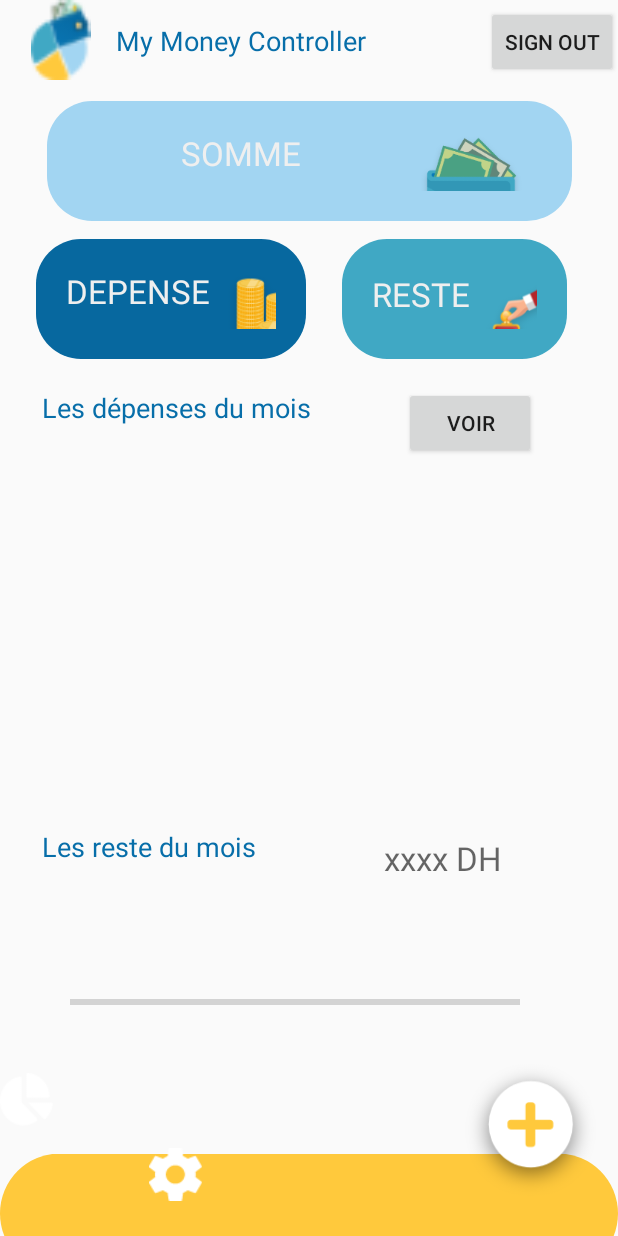
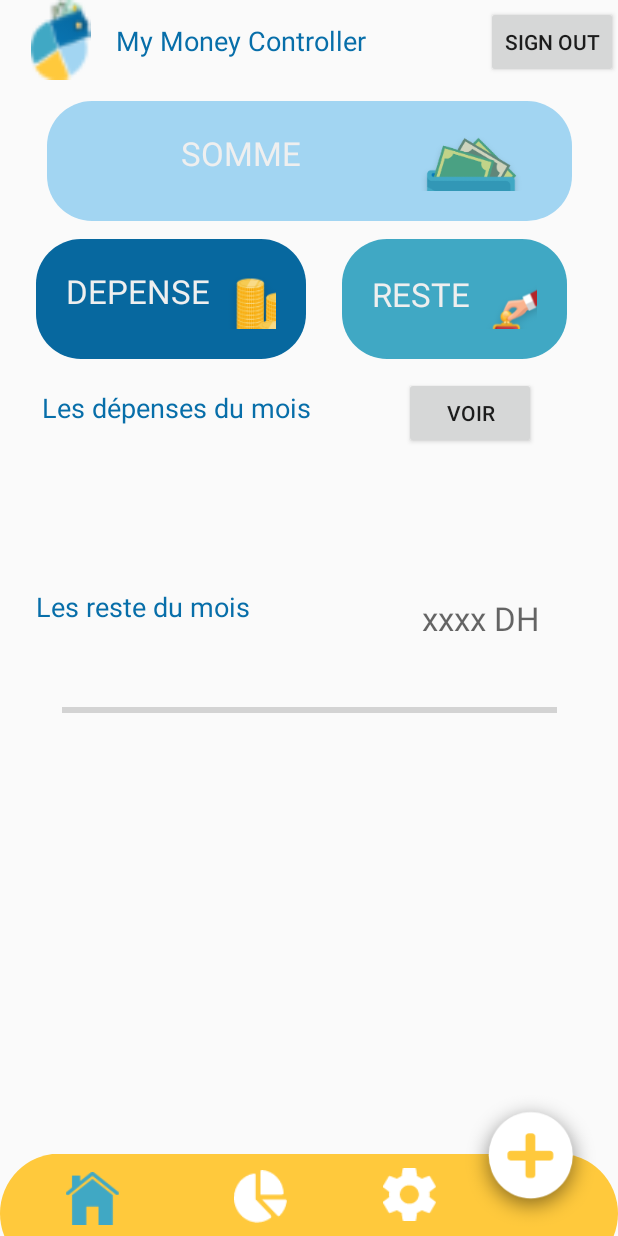
Before and after one commit to Kaoutar-Ahannuk/MiniProjet, an Android app: the PageActivity screen opened directly, with no data from a screen before it, on a phone screen of 412 x 824 dp. Run offline under Robolectric (Android 15) with nearby library versions, the phone set to English and light mode, and no system bars; our stand-ins replace Firebase (no records; nobody signed in at launch, a user with empty details on screens opened directly).

Commit message:
progress

```diff
--- a/app/src/main/java/com/example/mini_projet/PageActivity.java
+++ b/app/src/main/java/com/example/mini_projet/PageActivity.java
@@ -5,6 +5,7 @@ import android.os.Bundle;
 import android.util.Log;
 import android.view.View;
 import android.widget.Button;
+import android.widget.ProgressBar;
 import android.widget.TextView;
 
 import androidx.annotation.NonNull;
@@ -32,7 +33,9 @@ public class PageActivity extends AppCompatActivity {
     private FirebaseFirestore db = FirebaseFirestore.getInstance();
     FirebaseUser user = FirebaseAuth.getInstance().getCurrentUser();
     private String userID=user.getUid();
-    //  FirestoreRecyclerAdapter adapter;
+    private ProgressBar progressBar;
+    private int rest;
+    private int sum;
 
     @Override
     protected void onCreate(Bundle savedInstanceState) {
@@ -46,7 +49,8 @@ public class PageActivity extends AppCompatActivity {
         ajout = findViewById(R.id.ajout);
         btn_out = findViewById(R.id.out);
         buttonVoir = findViewById(R.id.buttonVoir);
-        mStoreList = findViewById(R.id.fireStoreList);
+        progressBar = findViewById(R.id.progressBar);
+       // mStoreList = findViewById(R.id.fireStoreList);
 
         DocumentReference docRef= db.collection("users").document(userID);
         docRef.get()
@@ -62,6 +66,11 @@ public class PageActivity extends AppCompatActivity {
                             depense1.setText(depense);
                             reste1.setText(String.valueOf(reste));
                             reste2.setText(String.valueOf(reste));
+                            rest = reste;
+                            sum = Integer.parseInt(String.valueOf(somme));
+                            progressBar.setMax(sum);
+                            progressBar.setProgress(rest);
+                            progressBar.getProgress();
                         } else {
                             Log.d(TAG, "No such document");
                         }
@@ -74,6 +83,9 @@ public class PageActivity extends AppCompatActivity {
 
                     }
                 });
+
+
+
 
 /*
         buttonVoir.setOnClickListener(new View.OnClickListener() {
@@ -117,6 +129,8 @@ public class PageActivity extends AppCompatActivity {
             }
         });
     }
+
+
     /*
 
     private class MViewHolder extends RecyclerView.ViewHolder {
--- a/app/src/main/res/layout/activity_page.xml
+++ b/app/src/main/res/layout/activity_page.xml
@@ -199,27 +199,28 @@
         android:id="@+id/imageView2"
         android:layout_width="35dp"
         android:layout_height="35dp"
-        android:layout_marginTop="28dp"
         android:layout_marginEnd="68dp"
         android:layout_marginRight="68dp"
         android:background="@drawable/icon_ionic_ios_home"
         app:layout_constraintBottom_toBottomOf="parent"
         app:layout_constraintEnd_toStartOf="@+id/imageButton3"
-        app:layout_constraintHorizontal_bias="0.964"
+        app:layout_constraintHorizontal_bias="0.838"
         app:layout_constraintStart_toStartOf="parent"
-        app:layout_constraintTop_toTopOf="@+id/ajout"
-        app:layout_constraintVertical_bias="0.411"
+        app:layout_constraintTop_toTopOf="@+id/ImageView1"
+        app:layout_constraintVertical_bias="0.84"
         tools:ignore="MissingConstraints" />
 
     <Button
         android:id="@+id/imageButton3"
         android:layout_width="35dp"
         android:layout_height="35dp"
-        android:layout_marginTop="32dp"
+        android:layout_marginStart="156dp"
+        android:layout_marginLeft="156dp"
+        android:layout_marginTop="36dp"
         android:background="@drawable/icon_awesome_chart_pie"
-        app:layout_constraintTop_toBottomOf="@+id/progressBar3"
-        tools:ignore="MissingConstraints"
-        tools:layout_editor_absoluteX="169dp" />
+        app:layout_constraintStart_toStartOf="@+id/ImageView1"
+        app:layout_constraintTop_toTopOf="@+id/ImageView1"
+        tools:ignore="MissingConstraints" />
 
     <Button
         android:id="@+id/imageButton4"
@@ -232,7 +233,7 @@
         app:layout_constraintEnd_toEndOf="parent"
         app:layout_constraintHorizontal_bias="0.0"
         app:layout_constraintStart_toEndOf="@+id/imageButton3"
-        app:layout_constraintTop_toBottomOf="@+id/progressBar3"
+        app:layout_constraintTop_toTopOf="@+id/ImageView1"
         app:layout_constraintVertical_bias="0.777"
         tools:ignore="MissingConstraints" />
 
@@ -241,9 +242,9 @@
         android:id="@+id/textView16"
         android:layout_width="wrap_content"
         android:layout_height="wrap_content"
-        android:layout_marginStart="28dp"
-        android:layout_marginLeft="28dp"
-        android:layout_marginTop="268dp"
+        android:layout_marginStart="24dp"
+        android:layout_marginLeft="24dp"
+        android:layout_marginTop="108dp"
         android:text="Les reste du mois"
         android:textAppearance="@style/TextAppearance.AppCompat.Medium"
         android:textColor="@color/colorPrimaryDark"
@@ -255,26 +256,25 @@
         android:id="@+id/reste2"
         android:layout_width="150dp"
         android:layout_height="40dp"
-        android:layout_marginTop="268dp"
+        android:layout_marginTop="108dp"
         android:gravity="center_horizontal|center_vertical"
         android:hint="xxxx DH"
         android:textAppearance="@style/TextAppearance.AppCompat.Large"
         app:layout_constraintEnd_toEndOf="parent"
-        app:layout_constraintHorizontal_bias="0.55"
+        app:layout_constraintHorizontal_bias="0.833"
         app:layout_constraintStart_toEndOf="@id/textView16"
         app:layout_constraintTop_toBottomOf="@+id/textView15"
         tools:ignore="MissingConstraints" />
 
     <ProgressBar
-        android:id="@+id/progressBar3"
+        android:id="@+id/progressBar"
         style="?android:attr/progressBarStyleHorizontal"
-        android:layout_width="300dp"
-        android:layout_height="30dp"
-        app:layout_constraintBottom_toTopOf="@+id/ImageView1"
+        android:layout_width="330dp"
+        android:layout_height="33dp"
+        android:layout_marginTop="40dp"
         app:layout_constraintEnd_toEndOf="parent"
-        app:layout_constraintHorizontal_bias="0.414"
         app:layout_constraintStart_toStartOf="parent"
-        app:layout_constraintTop_toBottomOf="@+id/reste2" />
+        app:layout_constraintTop_toBottomOf="@+id/textView16" />
 
     <Button
         android:id="@+id/out"
@@ -287,17 +287,6 @@
         app:layout_constraintStart_toStartOf="parent"
         app:layout_constraintTop_toTopOf="parent" />
 
-    <androidx.recyclerview.widget.RecyclerView
-        android:id="@+id/fireStoreList"
-        android:layout_width="384dp"
-        android:layout_height="227dp"
-        android:layout_marginTop="28dp"
-        app:layout_constraintBottom_toTopOf="@+id/textView16"
-        app:layout_constraintEnd_toEndOf="parent"
-        app:layout_constraintHorizontal_bias="0.407"
-        app:layout_constraintStart_toStartOf="parent"
-        app:layout_constraintTop_toBottomOf="@+id/textView15"
-        app:layout_constraintVertical_bias="0.052" />
 
     <Button
         android:id="@+id/buttonVoir"
@@ -305,7 +294,6 @@
         android:layout_height="wrap_content"
         android:layout_marginTop="12dp"
         android:text="Voir"
-        app:layout_constraintBottom_toTopOf="@+id/fireStoreList"
         app:layout_constraintEnd_toEndOf="parent"
         app:layout_constraintHorizontal_bias="0.529"
         app:layout_constraintStart_toEndOf="@+id/textView15"
```
